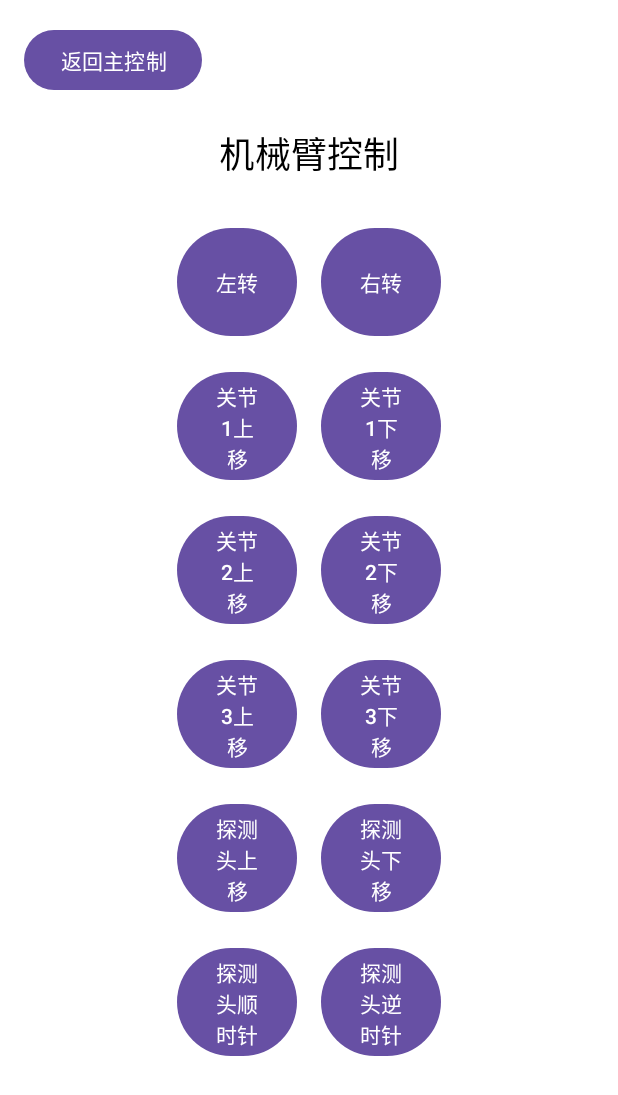
After one commit to DMH001100/android-Application, an Android app: the ArmControlActivity screen opened directly, with no data from a screen before it, on a phone screen of 412 x 824 dp. The commit adds this screen. Shown: the top 1095 px of the screen. Run offline under Robolectric (Android 15) with nearby library versions, the phone set to English and light mode, and no system bars.

Commit message:
1.1 新增机械臂控制

```diff
--- /dev/null
+++ b/app/src/main/java/com/example/myapplication/ArmControlActivity.java
@@ -0,0 +1,105 @@
+package com.example.myapplication;
+
+import android.os.Bundle;
+import android.view.View;
+import android.widget.Button;
+import androidx.appcompat.app.AppCompatActivity;
+
+public class ArmControlActivity extends AppCompatActivity {
+
+    // 初始位置值 (500-2500)
+    private int p0 = 1500;  // 通道0
+    private int p3 = 1500;  // 通道3
+    private int p16 = 1500; // 通道16
+    private int p18 = 1500; // 通道18
+    private int p24 = 1500; // 通道24
+    private int p26 = 1500; // 通道26
+
+    // 步进值
+    private static final int STEP = 100;
+    private static final int MIN_PULSE = 500;
+    private static final int MAX_PULSE = 2500;
+
+    @Override
+    protected void onCreate(Bundle savedInstanceState) {
+        super.onCreate(savedInstanceState);
+        setContentView(R.layout.activity_arm_control);
+
+        // 返回主页面按钮
+        Button btnBack = findViewById(R.id.btnBack);
+        btnBack.setOnClickListener(v -> finish());
+
+        // 初始化所有按钮
+        setupButton(R.id.btn1u, 0, STEP);
+        setupButton(R.id.btn1d, 0, -STEP);
+        setupButton(R.id.btn3u, 3, STEP);
+        setupButton(R.id.btn3d, 3, -STEP);
+        setupButton(R.id.btn16u, 16, STEP);
+        setupButton(R.id.btn16d, 16, -STEP);
+        setupButton(R.id.btn18u, 18, STEP);
+        setupButton(R.id.btn18d, 18, -STEP);
+        setupButton(R.id.btn24l, 24, STEP);
+        setupButton(R.id.btn24r, 24, -STEP);
+        setupButton(R.id.btn26u, 26, STEP);
+        setupButton(R.id.btn26d, 26, -STEP);
+
+        // 添加复位按钮
+//        Button btnReset = findViewById(R.id.btnReset);
+//        btnReset.setOnClickListener(v -> resetAllPositions());
+    }
+
+    private void setupButton(int buttonId, final int channel, final int delta) {
+        Button button = findViewById(buttonId);
+        button.setOnClickListener(v -> updatePosition(channel, delta));
+    }
+
+    private void updatePosition(int channel, int delta) {
+        // 根据通道更新对应的位置值
+        switch (channel) {
+            case 0:
+                p0 = clamp(p0 + delta);
+                sendCommand(channel, p0);
+                break;
+            case 3:
+                p3 = clamp(p3 + delta);
+                sendCommand(channel, p3);
+                break;
+            case 16:
+                p16 = clamp(p16 + delta);
+                sendCommand(channel, p16);
+                break;
+            case 18:
+                p18 = clamp(p18 + delta);
+                sendCommand(channel, p18);
+                break;
+            case 24:
+                p24 = clamp(p24 + delta);
+                sendCommand(channel, p24);
+                break;
+            case 26:
+                p26 = clamp(p26 + delta);
+                sendCommand(channel, p26);
+                break;
+        }
+    }
+
+    private void sendCommand(int channel, int pulse) {
+        String command = "#" + channel + " P" + pulse + " T500\r\n";
+        MainActivity.sendCommandToDevice(command.getBytes());
+    }
+
+    private int clamp(int value) {
+        // 确保脉宽值在安全范围内
+        return Math.max(MIN_PULSE, Math.min(MAX_PULSE, value));
+    }
+
+    private void resetAllPositions() {
+        // 重置所有位置到中间值
+        p0 = 1500; sendCommand(0, p0);
+        p3 = 1500; sendCommand(3, p3);
+        p16 = 1500; sendCommand(16, p16);
+        p18 = 1500; sendCommand(18, p18);
+        p24 = 1500; sendCommand(24, p24);
+        p26 = 1500; sendCommand(26, p26);
+    }
+}
--- /dev/null
+++ b/app/src/main/res/layout/activity_arm_control.xml
@@ -0,0 +1,158 @@
+<?xml version="1.0" encoding="utf-8"?>
+<ScrollView xmlns:android="http://schemas.android.com/apk/res/android"
+    android:layout_width="match_parent"
+    android:layout_height="match_parent"
+    android:fillViewport="true">
+
+    <LinearLayout
+        android:layout_width="match_parent"
+        android:layout_height="wrap_content"
+        android:orientation="vertical"
+        android:padding="16dp"
+        android:background="@color/white">
+
+        <Button
+            android:id="@+id/btnBack"
+            android:layout_width="wrap_content"
+            android:layout_height="wrap_content"
+            android:text="返回主控制"
+            android:layout_gravity="start"/>
+
+        <TextView
+            android:layout_width="match_parent"
+            android:layout_height="wrap_content"
+            android:text="机械臂控制"
+            android:textSize="24sp"
+            android:textColor="@color/black"
+            android:gravity="center"
+            android:layout_marginVertical="20dp"/>
+
+        <!-- 机械臂控制按钮 -->
+
+        <LinearLayout
+            android:layout_width="match_parent"
+            android:layout_height="wrap_content"
+            android:gravity="center"
+            android:orientation="horizontal">
+
+            <Button
+                android:id="@+id/btn24l"
+                android:layout_width="80dp"
+                android:layout_height="80dp"
+                android:layout_margin="8dp"
+                android:text="左转" />
+
+            <Button
+                android:id="@+id/btn24r"
+                android:layout_width="80dp"
+                android:layout_height="80dp"
+                android:layout_margin="8dp"
+                android:text="右转" />
+        </LinearLayout>
+
+        <LinearLayout
+            android:layout_width="match_parent"
+            android:layout_height="wrap_content"
+            android:orientation="horizontal"
+            android:gravity="center">
+
+            <Button
+                android:id="@+id/btn16u"
+                android:layout_width="80dp"
+                android:layout_height="80dp"
+                android:text="关节1上移"
+                android:layout_margin="8dp"/>
+
+            <Button
+                android:id="@+id/btn16d"
+                android:layout_width="80dp"
+                android:layout_height="80dp"
+                android:text="关节1下移"
+                android:layout_margin="8dp"/>
+        </LinearLayout>
+
+        <LinearLayout
+            android:layout_width="match_parent"
+            android:layout_height="wrap_content"
+            android:orientation="horizontal"
+            android:gravity="center">
+
+            <Button
+                android:id="@+id/btn18u"
+                android:layout_width="80dp"
+                android:layout_height="80dp"
+                android:text="关节2上移"
+                android:layout_margin="8dp"/>
+
+            <Button
+                android:id="@+id/btn18d"
+                android:layout_width="80dp"
+                android:layout_height="80dp"
+                android:text="关节2下移"
+                android:layout_margin="8dp"/>
+        </LinearLayout>
+
+        <LinearLayout
+            android:layout_width="match_parent"
+            android:layout_height="wrap_content"
+            android:orientation="horizontal"
+            android:gravity="center">
+
+            <Button
+                android:id="@+id/btn26u"
+                android:layout_width="80dp"
+                android:layout_height="80dp"
+                android:text="关节3上移"
+                android:layout_margin="8dp"/>
+
+            <Button
+                android:id="@+id/btn26d"
+                android:layout_width="80dp"
+                android:layout_height="80dp"
+                android:text="关节3下移"
+                android:layout_margin="8dp"/>
+        </LinearLayout>
+
+        <LinearLayout
+            android:layout_width="match_parent"
+            android:layout_height="wrap_content"
+            android:orientation="horizontal"
+            android:gravity="center">
+
+            <Button
+                android:id="@+id/btn3u"
+                android:layout_width="80dp"
+                android:layout_height="80dp"
+                android:text="探测头上移"
+                android:layout_margin="8dp"/>
+
+            <Button
+                android:id="@+id/btn3d"
+                android:layout_width="80dp"
+                android:layout_height="80dp"
+                android:text="探测头下移"
+                android:layout_margin="8dp"/>
+        </LinearLayout>
+
+        <LinearLayout
+            android:layout_width="match_parent"
+            android:layout_height="wrap_content"
+            android:orientation="horizontal"
+            android:gravity="center">
+
+            <Button
+                android:id="@+id/btn1u"
+                android:layout_width="80dp"
+                android:layout_height="80dp"
+                android:text="探测头顺时针"
+                android:layout_margin="8dp"/>
+
+            <Button
+                android:id="@+id/btn1d"
+                android:layout_width="80dp"
+                android:layout_height="80dp"
+                android:text="探测头逆时针"
+                android:layout_margin="8dp"/>
+        </LinearLayout>
+    </LinearLayout>
+</ScrollView>
```
Also changed, not shown: app/src/main/AndroidManifest.xml (+15 -0 lines), app/src/main/java/com/example/myapplication/ArmGroupActivity.java (added, +61 -0 lines), app/src/main/java/com/example/myapplication/ArmManualControlActivity.java (added, +46 -0 lines), app/src/main/java/com/example/myapplication/MainActivity.java (+36 -1 lines), app/src/main/res/layout/activity_group_control.xml (added, +56 -0 lines), app/src/main/res/layout/activity_main.xml (+29 -0 lines), app/src/main/res/layout/activity_manual.xml (added, +50 -0 lines), app/src/main/res/layout/test.xml (added, +23 -0 lines).
